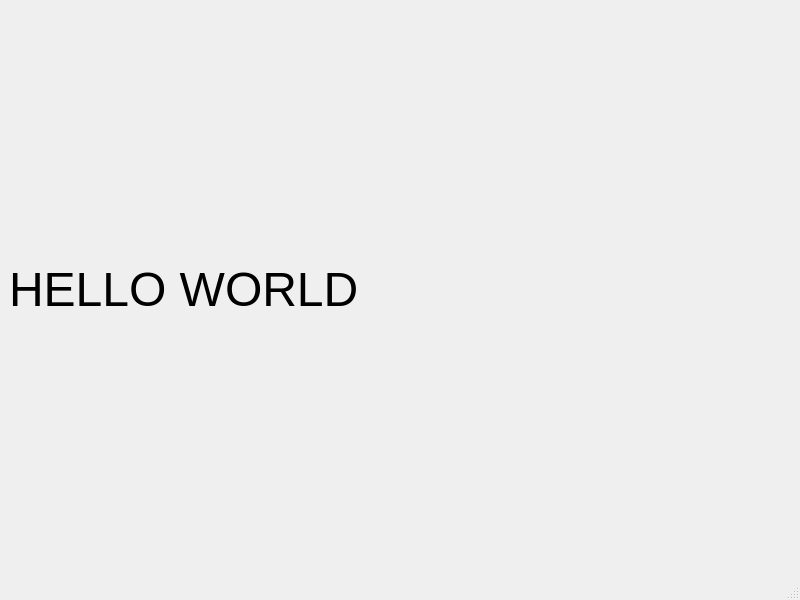
AlyssonMartinsDev/WorkWorders-Controller, file ui/main_window.ui: the form before one commit.
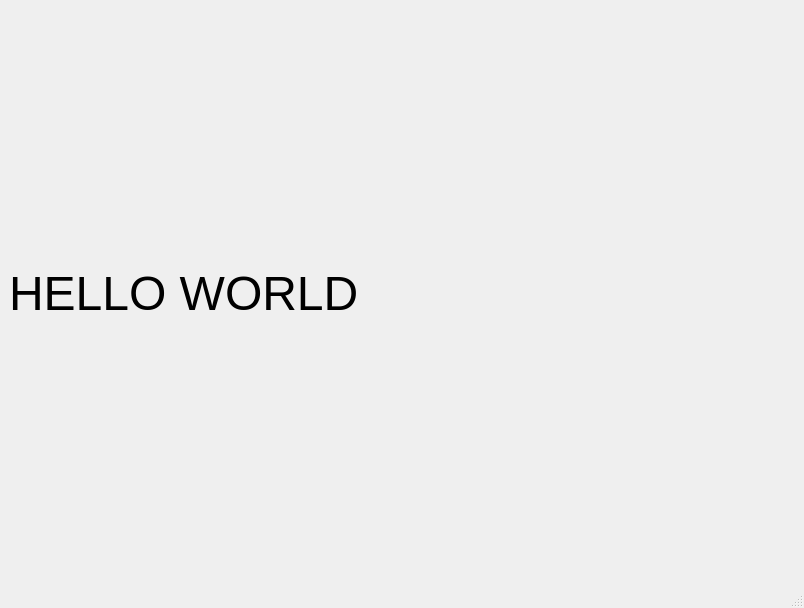
The form after the commit.

Commit message: comite de sincronização

Patch:
```diff
--- a/ui/main_window.ui
+++ b/ui/main_window.ui
@@ -6,8 +6,8 @@
    <rect>
     <x>0</x>
     <y>0</y>
-    <width>800</width>
-    <height>600</height>
+    <width>804</width>
+    <height>608</height>
    </rect>
   </property>
   <property name="windowTitle">
```
Left out of the diff: 2 changed lines with no effect on the pictures.
